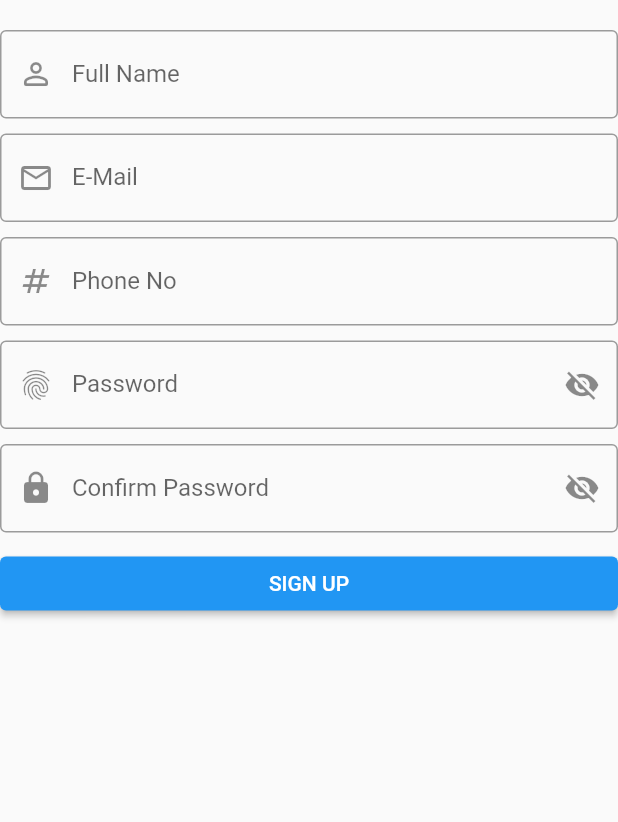
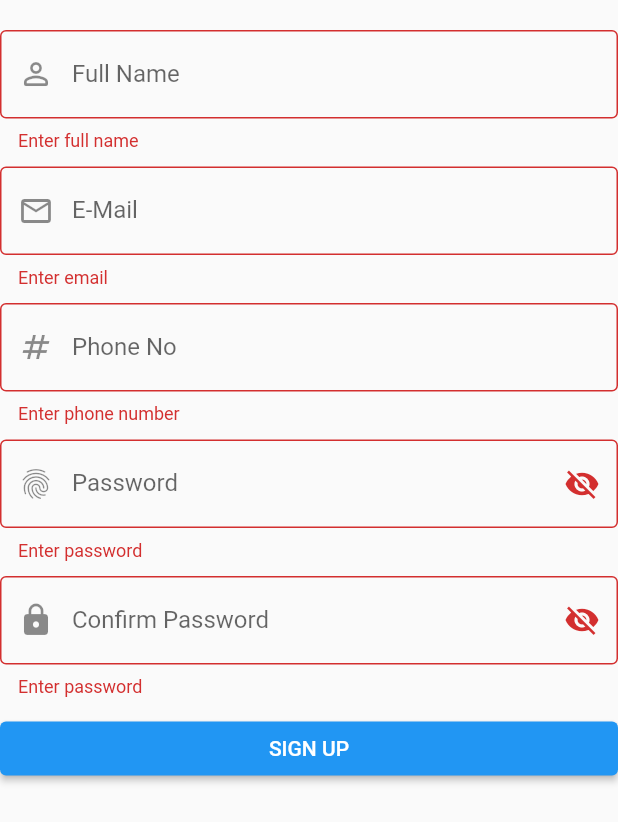
Before and after one commit to UjjanNoorillahi/NAS-BizTech-Flutter-App, a Flutter app: the SignUpFormWidget widget shown alone on an empty page, opened directly, after a tap on "SIGN UP", on a phone screen of 412 x 824 dp. Shown: the top 822 px of the screen. Run offline on Flutter 3.47's test engine with Material 2 defaults, Android fonts, the phone set to English and light mode, and no system bars; our stand-ins replace firebase_auth, firebase_core, fluttertoast, get, google_fonts; accounts and stored records are empty.

Commit message:
firebase signup connectivity

```diff
--- a/lib/features/authentication/screens/login/signup/signup_screen.dart
+++ b/lib/features/authentication/screens/login/signup/signup_screen.dart
@@ -18,7 +18,8 @@ class SignUpScreen extends StatelessWidget {
             padding: const EdgeInsets.all(tDefaultSize),
             child: Column(
               // crossAxisAlignment: CrossAxisAlignment.start,
-              children: const [
+              children: [
+                // ignore: prefer_const_constructors
                 FormHeaderWidget(
                   crossAxisAlignment: CrossAxisAlignment.start,
 
@@ -30,7 +31,7 @@ class SignUpScreen extends StatelessWidget {
                   //crossAxisAlignment: CrossAxisAlignment.start,
                 ),
                 SignUpFormWidget(),
-                SignUpFooterWidget(),
+                const SignUpFooterWidget(),
               ],
             ),
           ),
--- a/lib/features/authentication/screens/login/signup/widgets/signup_form_widget.dart
+++ b/lib/features/authentication/screens/login/signup/widgets/signup_form_widget.dart
@@ -1,9 +1,17 @@
 import 'package:flutter/material.dart';
 import 'package:nas_biztech/constants/sizes.dart';
 import 'package:nas_biztech/constants/text_string.dart';
+import 'package:firebase_auth/firebase_auth.dart';
+import 'package:nas_biztech/utils/utils.dart';
 
 class SignUpFormWidget extends StatelessWidget {
-  const SignUpFormWidget({
+  final _formKey = GlobalKey<FormState>();
+  final emailController = TextEditingController();
+  final passwordController = TextEditingController();
+
+  final FirebaseAuth _auth = FirebaseAuth.instance;
+
+  SignUpFormWidget({
     Key? key,
   }) : super(key: key);
 
@@ -13,6 +21,7 @@ class SignUpFormWidget extends StatelessWidget {
     return Container(
       padding: const EdgeInsets.symmetric(vertical: tFormHeight - 10),
       child: Form(
+        key: _formKey, // form key to validate the cradientails
         child: Column(
           crossAxisAlignment: CrossAxisAlignment.start,
           children: [
@@ -21,13 +30,30 @@ class SignUpFormWidget extends StatelessWidget {
                   label: Text(tFullName),
                   prefixIcon: Icon(Icons.person_outline_rounded),
                   border: OutlineInputBorder()),
+              validator: (value) {
+                // validator to check full name
+                if (value!.isEmpty) {
+                  return 'Enter full name';
+                } else {
+                  return null;
+                }
+              },
             ),
             const SizedBox(height: tFormHeight - 20),
             TextFormField(
+              controller: emailController,
               decoration: const InputDecoration(
                   label: Text(tEmail),
                   prefixIcon: Icon(Icons.email_outlined),
                   border: OutlineInputBorder()),
+              validator: (value) {
+                // validator to check email
+                if (value!.isEmpty) {
+                  return 'Enter email';
+                } else {
+                  return null;
+                }
+              },
             ),
             const SizedBox(height: tFormHeight - 20),
             TextFormField(
@@ -35,6 +61,14 @@ class SignUpFormWidget extends StatelessWidget {
                   label: Text(tPhoneNo),
                   prefixIcon: Icon(Icons.numbers),
                   border: OutlineInputBorder()),
+              validator: (value) {
+                // validator to check phone number
+                if (value!.isEmpty) {
+                  return 'Enter phone number';
+                } else {
+                  return null;
+                }
+              },
             ),
             const SizedBox(height: tFormHeight - 20),
             // password
@@ -43,6 +77,7 @@ class SignUpFormWidget extends StatelessWidget {
                 valueListenable: toggle,
                 builder: ((context, value, child) {
                   return TextFormField(
+                    controller: passwordController,
                     obscureText: toggle.value,
                     decoration: InputDecoration(
                       prefixIcon: const Icon(Icons.fingerprint),
@@ -58,6 +93,14 @@ class SignUpFormWidget extends StatelessWidget {
                             : Icons.visibility),
                       ),
                     ),
+                    validator: (value) {
+                      // validator to check password
+                      if (value!.isEmpty) {
+                        return 'Enter password';
+                      } else {
+                        return null;
+                      }
+                    },
                   );
                 })),
 
@@ -89,13 +132,32 @@ class SignUpFormWidget extends StatelessWidget {
                             : Icons.visibility),
                       ),
                     ),
+                    validator: (value) {
+                      // validator to confirm password
+                      if (value!.isEmpty) {
+                        return 'Enter password';
+                      } else {
+                        return null;
+                      }
+                    },
                   );
                 })),
             const SizedBox(height: tFormHeight - 20),
             SizedBox(
               width: double.infinity,
               child: ElevatedButton(
-                onPressed: () {},
+                onPressed: () {
+                  if (_formKey.currentState!.validate()) {
+                    _auth
+                        .createUserWithEmailAndPassword(
+                            email: emailController.text.toString(),
+                            password: passwordController.text.toString())
+                        .then((value) {})
+                        .onError((error, stackTrace) {
+                      Utils().toastMessage(error.toString());
+                    });
+                  }
+                },
                 child: Text(tSignup.toUpperCase()),
               ),
             )
```
Also changed, not shown: lib/utils/utils.dart (added, +15 -0 lines).
